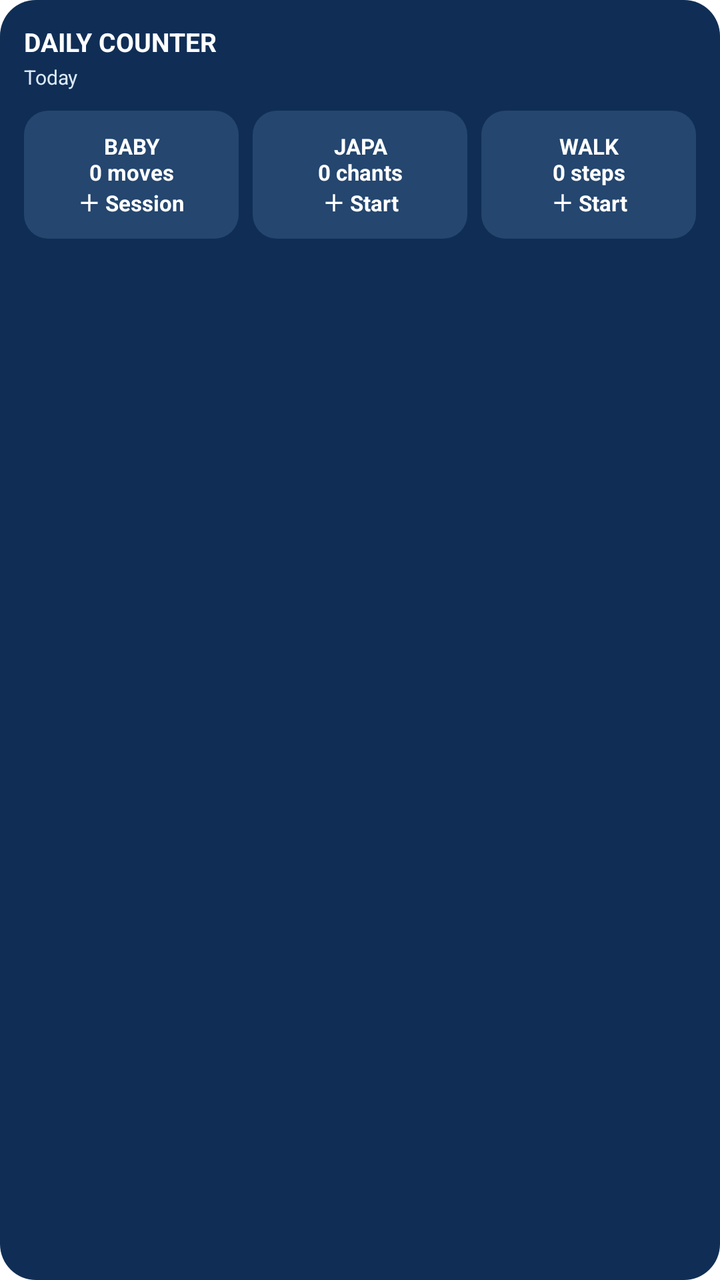
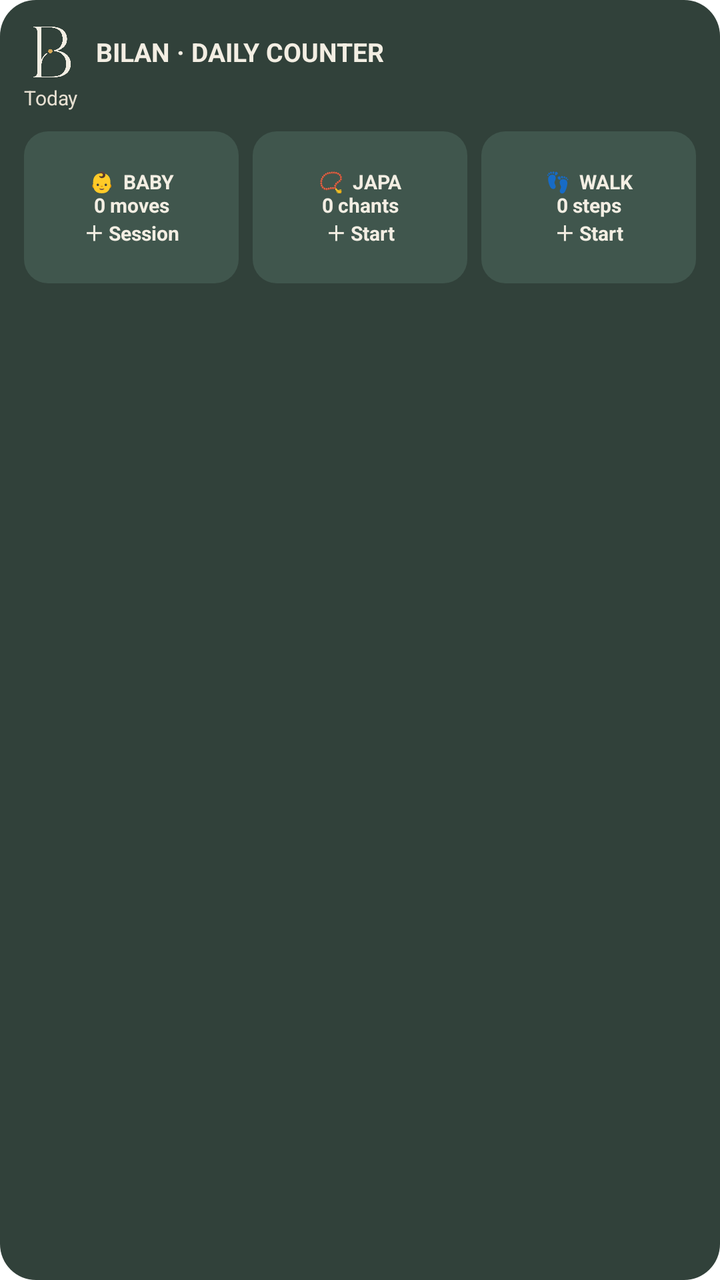

Screens rendered from an Android XML layout before and after an edit, with the pre-edit source and the edit as a unified diff.
<!-- AndroidManifest.xml: application theme Theme.CounterApp -->
<!-- res/layout/counter_widget.xml -->
<?xml version="1.0" encoding="utf-8"?>
<LinearLayout xmlns:android="http://schemas.android.com/apk/res/android"
    android:layout_width="match_parent"
    android:layout_height="wrap_content"
    android:orientation="vertical"
    android:padding="12dp"
    android:background="@drawable/counter_widget_background">
    <TextView
        android:id="@+id/widget_title"
        android:layout_width="match_parent"
        android:layout_height="wrap_content"
        android:text="DAILY COUNTER"
        android:textColor="#FFFFFF"
        android:textStyle="bold"
        android:textSize="13sp" />
    <TextView
        android:id="@+id/widget_date"
        android:layout_width="match_parent"
        android:layout_height="wrap_content"
        android:layout_marginTop="2dp"
        android:text="Today"
        android:textColor="#DCE9F7"
        android:textSize="10sp" />
    <LinearLayout
        android:layout_width="match_parent"
        android:layout_height="wrap_content"
        android:orientation="horizontal"
        android:gravity="center"
        android:layout_marginTop="10dp">
        <TextView
            android:id="@+id/widget_baby_action"
            android:layout_width="0dp"
            android:layout_height="64dp"
            android:layout_weight="1"
            android:gravity="center"
            android:background="@drawable/counter_widget_tile"
            android:text="BABY\n0 moves\n＋ Session"
            android:textColor="#FFFFFF"
            android:textSize="11sp"
            android:textStyle="bold" />
        <TextView
            android:id="@+id/widget_japa_action"
            android:layout_width="0dp"
            android:layout_height="64dp"
            android:layout_weight="1"
            android:layout_marginStart="7dp"
            android:gravity="center"
            android:background="@drawable/counter_widget_tile"
            android:text="JAPA\n0 chants\n＋ Start"
            android:textColor="#FFFFFF"
            android:textSize="11sp"
            android:textStyle="bold" />
        <TextView
            android:id="@+id/widget_steps_action"
            android:layout_width="0dp"
            android:layout_height="64dp"
            android:layout_weight="1"
            android:layout_marginStart="7dp"
            android:gravity="center"
            android:background="@drawable/counter_widget_tile"
            android:text="WALK\n0 steps\n＋ Start"
            android:textColor="#FFFFFF"
            android:textSize="11sp"
            android:textStyle="bold" />
    </LinearLayout>
</LinearLayout>
<!-- resources referenced by this layout -->
<resources>
  <!-- drawable counter_widget_background (drawable) -->
  <?xml version="1.0" encoding="utf-8"?>
  <shape xmlns:android="http://schemas.android.com/apk/res/android">
      <solid android:color="#102E55" />
      <corners android:radius="18dp" />
  </shape>
  <!-- drawable counter_widget_tile (drawable) -->
  <?xml version="1.0" encoding="utf-8"?>
  <shape xmlns:android="http://schemas.android.com/apk/res/android">
      <solid android:color="#24466F" />
      <corners android:radius="12dp" />
  </shape>
  <style name="Theme.CounterApp" parent="Theme.SplashScreen">
          <item name="windowSplashScreenBackground">@color/splash_background</item>
          <item name="windowSplashScreenAnimatedIcon">@drawable/splash_logo</item>
          <item name="postSplashScreenTheme">@android:style/Theme.Material.Light.NoActionBar</item>
      </style>
  <color name="splash_background">#F3EEE3</color>
  <!-- drawable splash_logo: png bitmap (drawable, 28350 bytes) -->
</resources>

<!-- the commit's change to res/layout/counter_widget.xml (unified diff, before → after) -->
@@ -5,21 +5,33 @@
     android:orientation="vertical"
     android:padding="12dp"
     android:background="@drawable/counter_widget_background">
-    <TextView
-        android:id="@+id/widget_title"
+    <LinearLayout
         android:layout_width="match_parent"
         android:layout_height="wrap_content"
-        android:text="DAILY COUNTER"
-        android:textColor="#FFFFFF"
-        android:textStyle="bold"
-        android:textSize="13sp" />
+        android:orientation="horizontal"
+        android:gravity="center_vertical">
+        <ImageView
+            android:layout_width="28dp"
+            android:layout_height="28dp"
+            android:src="@drawable/widget_symbol_light"
+            android:contentDescription="Bilan symbol" />
+        <TextView
+            android:id="@+id/widget_title"
+            android:layout_width="wrap_content"
+            android:layout_height="wrap_content"
+            android:layout_marginStart="8dp"
+            android:text="BILAN · DAILY COUNTER"
+            android:textColor="#F3EEE3"
+            android:textStyle="bold"
+            android:textSize="13sp" />
+    </LinearLayout>
     <TextView
         android:id="@+id/widget_date"
         android:layout_width="match_parent"
         android:layout_height="wrap_content"
         android:layout_marginTop="2dp"
         android:text="Today"
-        android:textColor="#DCE9F7"
+        android:textColor="#E7E0D2"
         android:textSize="10sp" />
     <LinearLayout
         android:layout_width="match_parent"
@@ -30,37 +42,37 @@
         <TextView
             android:id="@+id/widget_baby_action"
             android:layout_width="0dp"
-            android:layout_height="64dp"
+            android:layout_height="76dp"
             android:layout_weight="1"
             android:gravity="center"
             android:background="@drawable/counter_widget_tile"
-            android:text="BABY\n0 moves\n＋ Session"
-            android:textColor="#FFFFFF"
-            android:textSize="11sp"
+            android:text="👶  BABY&#10;0 moves&#10;＋ Session"
+            android:textColor="#F3EEE3"
+            android:textSize="10sp"
             android:textStyle="bold" />
         <TextView
             android:id="@+id/widget_japa_action"
             android:layout_width="0dp"
-            android:layout_height="64dp"
+            android:layout_height="76dp"
             android:layout_weight="1"
             android:layout_marginStart="7dp"
             android:gravity="center"
             android:background="@drawable/counter_widget_tile"
-            android:text="JAPA\n0 chants\n＋ Start"
-            android:textColor="#FFFFFF"
-            android:textSize="11sp"
+            android:text="📿  JAPA&#10;0 chants&#10;＋ Start"
+            android:textColor="#F3EEE3"
+            android:textSize="10sp"
             android:textStyle="bold" />
         <TextView
             android:id="@+id/widget_steps_action"
             android:layout_width="0dp"
-            android:layout_height="64dp"
+            android:layout_height="76dp"
             android:layout_weight="1"
             android:layout_marginStart="7dp"
             android:gravity="center"
             android:background="@drawable/counter_widget_tile"
-            android:text="WALK\n0 steps\n＋ Start"
-            android:textColor="#FFFFFF"
-            android:textSize="11sp"
+            android:text="👣  WALK&#10;0 steps&#10;＋ Start"
+            android:textColor="#F3EEE3"
+            android:textSize="10sp"
             android:textStyle="bold" />
     </LinearLayout>
 </LinearLayout>
<!-- resource entries referenced after the edit -->
@@ -3,15 +3,16 @@
   <!-- drawable counter_widget_background (drawable) -->
   <?xml version="1.0" encoding="utf-8"?>
   <shape xmlns:android="http://schemas.android.com/apk/res/android">
-      <solid android:color="#102E55" />
+      <solid android:color="#31413A" />
       <corners android:radius="18dp" />
   </shape>
   <!-- drawable counter_widget_tile (drawable) -->
   <?xml version="1.0" encoding="utf-8"?>
   <shape xmlns:android="http://schemas.android.com/apk/res/android">
-      <solid android:color="#24466F" />
+      <solid android:color="#40564D" />
       <corners android:radius="12dp" />
   </shape>
+  <!-- drawable widget_symbol_light: png bitmap (drawable-nodpi, 17949 bytes) -->
   <style name="Theme.CounterApp" parent="Theme.SplashScreen">
           <item name="windowSplashScreenBackground">@color/splash_background</item>
           <item name="windowSplashScreenAnimatedIcon">@drawable/splash_logo</item>
